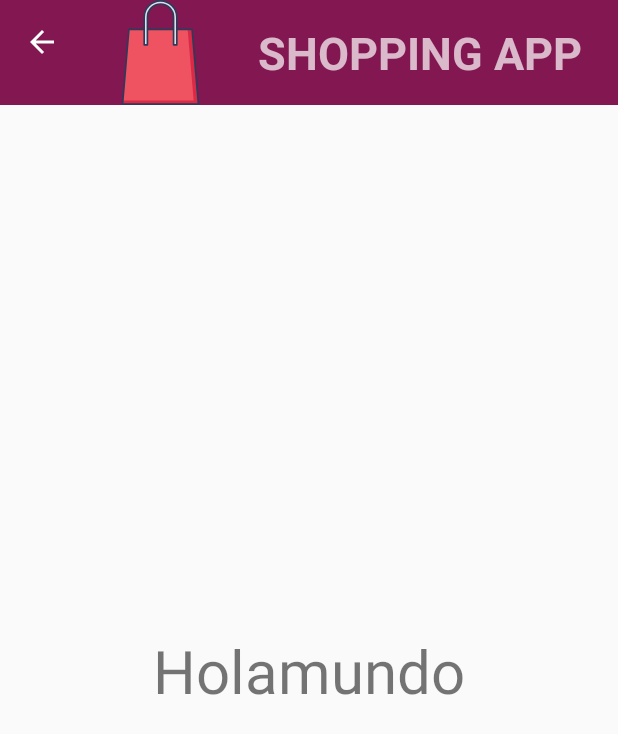
After one commit to gmurgac/carroProd, an Android app: the ProductoViewActivity screen opened directly, with no data from a screen before it, on a phone screen of 412 x 824 dp. The commit adds this screen. Shown: the top 734 px of the screen. Run offline under Robolectric (Android 15) with nearby library versions, the phone set to English and light mode, and no system bars.

Commit message:
Contruir la interfaz de ver producto
Agregar layout de ver producto
Construir navegacion mediante intents
Enviar como parametro serializable el producto a otro activity

```diff
--- a/Fuentes/carroProd/app/src/main/AndroidManifest.xml
+++ b/Fuentes/carroProd/app/src/main/AndroidManifest.xml
@@ -1,8 +1,10 @@
 <?xml version="1.0" encoding="utf-8"?>
 <manifest xmlns:android="http://schemas.android.com/apk/res/android"
     package="cl.inacap.carroprod">
+
     <uses-permission android:name="android.permission.INTERNET" />
     <uses-permission android:name="android.permission.ACCESS_NETWORK_STATE" />
+
     <application
         android:allowBackup="true"
         android:icon="@mipmap/ic_launcher"
@@ -10,6 +12,7 @@
         android:roundIcon="@mipmap/ic_launcher_round"
         android:supportsRtl="true"
         android:theme="@style/AppTheme">
+        <activity android:name=".ProductoViewActivity"></activity>
         <activity android:name=".MainActivity">
             <intent-filter>
                 <action android:name="android.intent.action.MAIN" />
--- /dev/null
+++ b/Fuentes/carroProd/app/src/main/java/cl/inacap/carroprod/ProductoViewActivity.java
@@ -0,0 +1,45 @@
+package cl.inacap.carroprod;
+
+import androidx.appcompat.app.AppCompatActivity;
+import androidx.appcompat.widget.Toolbar;
+
+import android.os.Bundle;
+import android.widget.TextView;
+
+import cl.inacap.carroprod.dto.Producto;
+
+public class ProductoViewActivity extends AppCompatActivity {
+TextView nombreProdTv;
+Producto producto;
+Toolbar toolbar;
+TextView tituloToolbar;
+
+    @Override
+    public boolean onSupportNavigateUp() {
+        onBackPressed();
+        return true;
+    }
+
+    @Override
+    protected void onCreate(Bundle savedInstanceState) {
+        super.onCreate(savedInstanceState);
+        setContentView(R.layout.activity_producto_view);
+        this.tituloToolbar = findViewById(R.id.titulo_toolbar_txt);
+        //Referencia al toolbar
+        this.toolbar = findViewById(R.id.toolbat);
+        this.setSupportActionBar(this.toolbar);
+        this.getSupportActionBar().setDisplayHomeAsUpEnabled(true);
+        this.getSupportActionBar().setDisplayShowHomeEnabled(true);
+        this.nombreProdTv = findViewById(R.id.nombre_prod_view_txt);
+
+        if(getIntent().getExtras() != null){
+            //El pasaje de avion venia con yapa,,,,, me enviaron algo en el intent
+            this.producto = (Producto) getIntent().getSerializableExtra("producto");
+            this.nombreProdTv.setText(producto.getDescripcion());
+            this.tituloToolbar.setText(producto.getNombre());
+
+        }
+
+
+    }
+}
--- a/Fuentes/carroProd/app/src/main/java/cl/inacap/carroprod/dto/Producto.java
+++ b/Fuentes/carroProd/app/src/main/java/cl/inacap/carroprod/dto/Producto.java
@@ -1,6 +1,8 @@
 package cl.inacap.carroprod.dto;
 
-public class Producto {
+import java.io.Serializable;
+
+public class Producto implements Serializable {
     private String nombre;
     private String foto;
     private String descripcion;
--- /dev/null
+++ b/Fuentes/carroProd/app/src/main/res/layout/activity_producto_view.xml
@@ -0,0 +1,21 @@
+<?xml version="1.0" encoding="utf-8"?>
+<LinearLayout xmlns:android="http://schemas.android.com/apk/res/android"
+    xmlns:app="http://schemas.android.com/apk/res-auto"
+    xmlns:tools="http://schemas.android.com/tools"
+    android:layout_width="match_parent"
+    android:layout_height="match_parent"
+    tools:context=".ProductoViewActivity"
+    android:orientation="vertical"
+    >
+    <include layout="@layout/toolbar"></include>
+
+    <TextView
+        android:id="@+id/nombre_prod_view_txt"
+        android:layout_width="match_parent"
+        android:layout_height="match_parent"
+        android:text="Holamundo"
+        android:textSize="40dp"
+        android:gravity="center"
+        ></TextView>
+
+</LinearLayout>
--- a/Fuentes/carroProd/app/src/main/res/layout/toolbar.xml
+++ b/Fuentes/carroProd/app/src/main/res/layout/toolbar.xml
@@ -19,6 +19,7 @@
             android:layout_width="@dimen/ancho_imagen_toolbar"
             android:layout_height="@dimen/ancho_imagen_toolbar"></ImageView>
         <TextView
+            android:id="@+id/titulo_toolbar_txt"
             android:layout_gravity="center"
             android:layout_width="wrap_content"
             android:layout_height="wrap_content"
```
Also changed, not shown: Fuentes/carroProd/app/src/main/java/cl/inacap/carroprod/MainActivity.java (+18 -0 lines).
